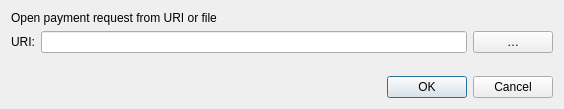
SidGrip/photon, file src/qt/forms/openuridialog.ui: the form before one commit.
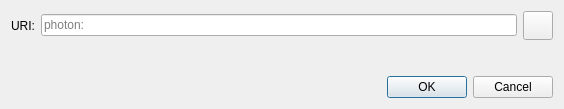
The form after the commit. Icons and pictures are not drawn. Custom widgets are drawn as their Qt base class.

Commit message: Rebase Photon onto Core 25.2

```diff
--- a/src/qt/forms/openuridialog.ui
+++ b/src/qt/forms/openuridialog.ui
@@ -14,13 +14,6 @@
    <string>Open URI</string>
   </property>
   <layout class="QVBoxLayout" name="verticalLayout">
-   <item>
-    <widget class="QLabel" name="label_2">
-     <property name="text">
-      <string>Open payment request from URI or file</string>
-     </property>
-    </widget>
-   </item>
    <item>
     <layout class="QHBoxLayout" name="horizontalLayout">
      <item>
@@ -31,18 +24,30 @@
       </widget>
      </item>
      <item>
-      <widget class="QValidatedLineEdit" name="uriEdit"/>
+      <widget class="QValidatedLineEdit" name="uriEdit">
+       <property name="placeholderText">
+        <string notr="true">photon:</string>
+       </property>
+      </widget>
      </item>
      <item>
-      <widget class="QPushButton" name="selectFileButton">
+      <widget class="QToolButton" name="pasteButton">
        <property name="toolTip">
         <string>Select payment request file</string>
        </property>
        <property name="text">
-        <string notr="true">…</string>
+        <string/>
        </property>
-       <property name="autoDefault">
-        <bool>false</bool>
+       <property name="icon">
+        <iconset resource="../bitcoin.qrc">
+         <normaloff>:/icons/editpaste</normaloff>:/icons/editpaste
+        </iconset>
+       </property>
+       <property name="iconSize">
+        <size>
+         <width>22</width>
+         <height>22</height>
+        </size>
        </property>
       </widget>
      </item>
```
Left out of the diff: 6 changed lines with no effect on the pictures. The commit also changes 2670 other files.
